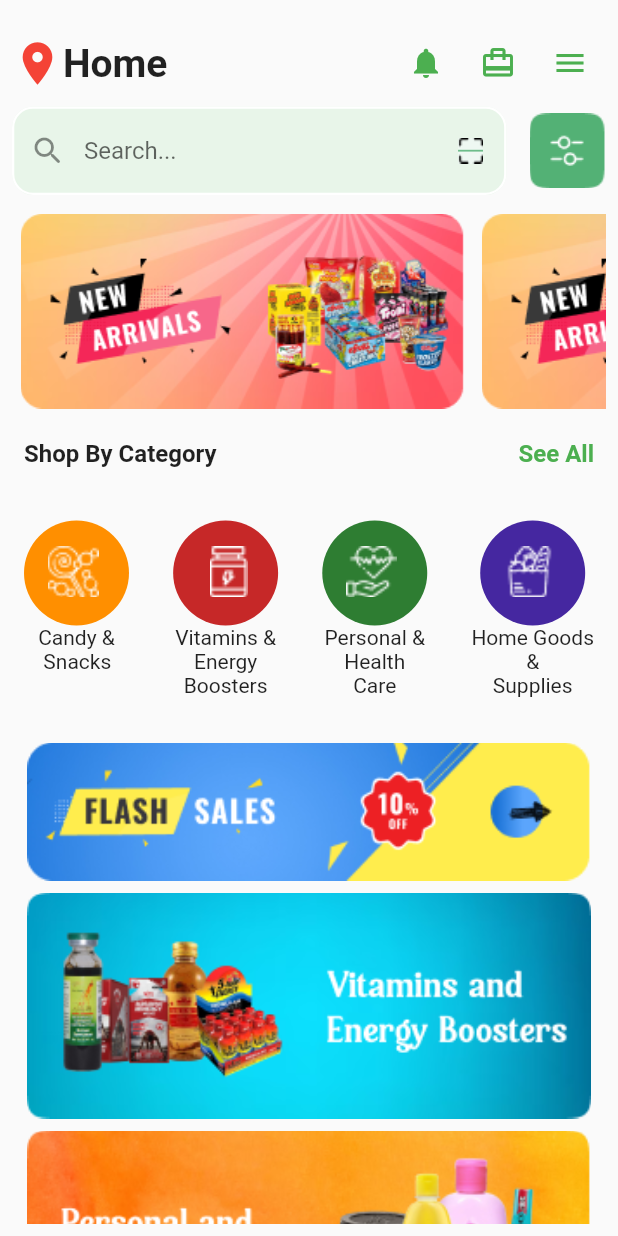
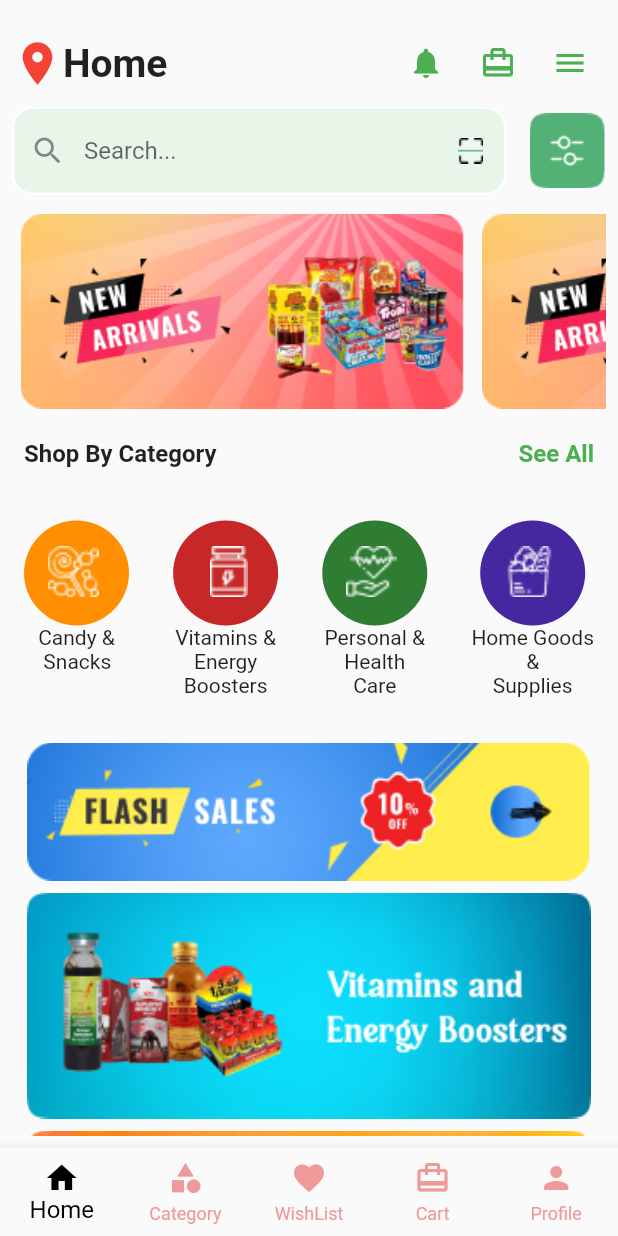
Before and after one commit to Pradyumna2022/storebe, a Flutter app: the HomePage screen opened directly, on a phone screen of 412 x 824 dp. Run offline on Flutter 3.47's test engine with Material 2 defaults, Android fonts, the phone set to English and light mode, and no system bars; our stand-ins replace get, pinput; missing offline and left inert: simple_barcode_scanner; Roboto replaces fonts that are missing (Gilroy-Medium).

Commit message:
work on drawer and wishlist

```diff
--- a/lib/views/homepage/home_page.dart
+++ b/lib/views/homepage/home_page.dart
@@ -1,4 +1,5 @@
 import 'package:flutter/material.dart';
+import 'package:get/get.dart';
 import 'package:storebobypradyumna/constant/constant.dart';
 import 'package:storebobypradyumna/widgets/search_widget.dart';
 
@@ -10,24 +11,18 @@ class HomePage extends StatefulWidget {
 }
 
 class _HomePageState extends State<HomePage> {
-
+  final GlobalKey<ScaffoldState> _scaffoldKey = GlobalKey<ScaffoldState>();
+  int currentIndex = 0;
   List imagesList = [
     'assets/images/firstimage.png',
     'assets/images/3im.png',
     'assets/images/4im.png',
     'assets/images/5im.png',
   ];
-
-
-
   @override
   Widget build(BuildContext context) {
-    return SafeArea(
-      child: Scaffold(
-        endDrawer: Drawer(
-
-        ),
-        body: Padding(
+    List _widgetList =[
+      Padding(
         padding: const EdgeInsets.all(8.0),
         child: SingleChildScrollView(
           child: Column(
@@ -49,7 +44,8 @@ class _HomePageState extends State<HomePage> {
                         children: [
                           IconButton(onPressed: (){}, icon: Icon(Icons.notifications,color: Colors.green,)),
                           IconButton(onPressed: (){}, icon: Icon(Icons.card_travel,color: Colors.green,)),
-                            IconButton(onPressed: (){}, icon: Icon(Icons.menu,color: Colors.green,)),
+                          IconButton(onPressed: (){
+                          }, icon: Icon(Icons.menu,color: Colors.green,),),
                         ],
                       )
                     ],
@@ -198,6 +194,38 @@ class _HomePageState extends State<HomePage> {
           ),
         ),
       ),
+      Text("hfdhsf"),
+      Text("hfdhsf"),
+      Text("hfdhsf"),
+      Text("hfdhsf"),
+
+    ];
+    void onTapIndex(int index){
+      setState(() {
+        currentIndex = index;
+      });
+    }
+    return SafeArea(
+      child: Scaffold(
+        bottomNavigationBar: BottomNavigationBar(
+          type: BottomNavigationBarType.fixed,
+          items: [
+            BottomNavigationBarItem(icon: Icon(Icons.home),label: 'Home'),
+            BottomNavigationBarItem(icon: Icon(Icons.category_sharp),label: 'Category'),
+            BottomNavigationBarItem(icon: Icon(Icons.favorite),label: 'WishList'),
+            BottomNavigationBarItem(icon: Icon(Icons.card_travel),label: 'Cart'),
+            BottomNavigationBarItem(icon: Icon(Icons.person),label: 'Profile'),
+          ],
+          currentIndex: currentIndex,
+          onTap: onTapIndex,
+          selectedItemColor: Colors.black,
+          unselectedItemColor: Colors.red[200],
+          selectedFontSize: subtitleFontSize,
+
+        ),
+        endDrawer: Drawer(),
+        body: _widgetList.elementAt(currentIndex),
+
       ),
     );
   }
```
Also changed, not shown: lib/views/auth/login_screen.dart (+23 -7 lines), lib/views/auth/signin_screen.dart (+43 -17 lines), lib/views/homepage/candy_and_snacks.dart (added). Lines whose indentation alone changed are shown as unchanged.
